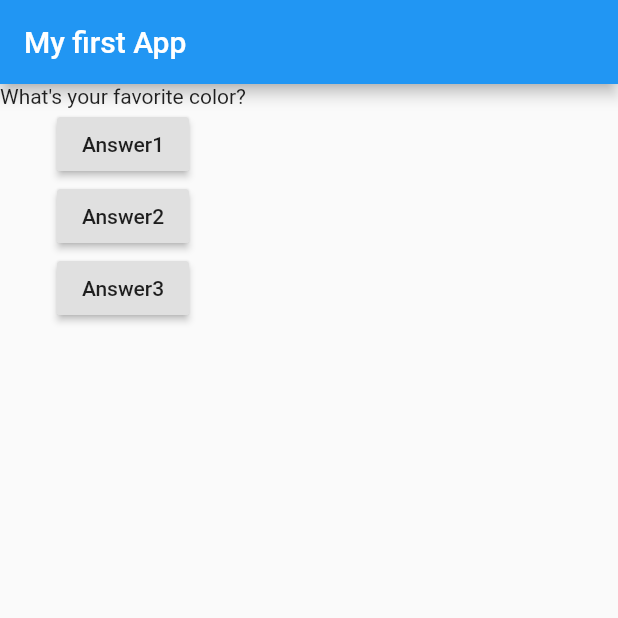
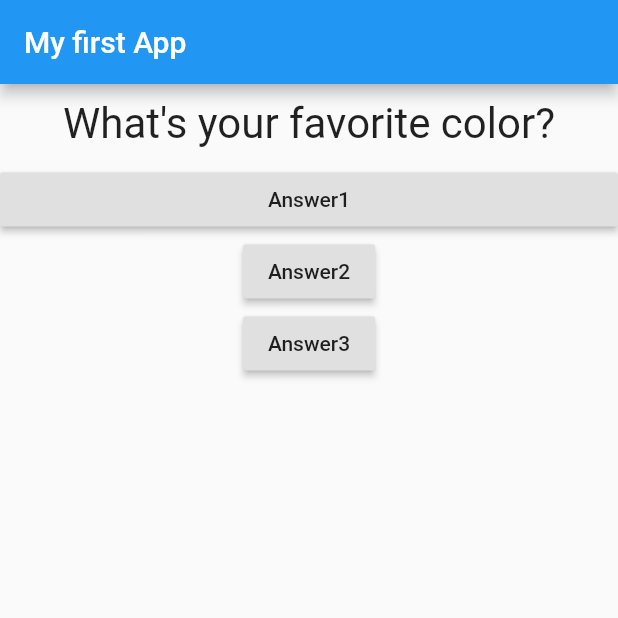
Before and after one commit to shreeji0312/learning_flutter, a Flutter app: the screen it shows after launch, on a phone screen of 412 x 824 dp, the top half of it. Run offline on Flutter 3.47's test engine with Material 2 defaults, Android fonts, the phone set to English and light mode, and no system bars.

Commit message:
noName
don't remember what i did

```diff
--- a/lib/main.dart
+++ b/lib/main.dart
@@ -1,4 +1,7 @@
 import 'package:flutter/material.dart';
+
+import './question.dart';
+import './answer.dart';
 
 void main() {
   runApp(MyApp());
@@ -37,11 +40,8 @@ class MyAppState extends State<MyApp> {
             title: Text('My first App'),
           ),
           body: Column(children: [
-            Text(questions[questionIndex]),
-            RaisedButton(
-              child: Text('Answer1'),
-              onPressed: answerQuestion,
-            ),
+            Question(questions[questionIndex]),
+            Answer(answerQuestion),
             RaisedButton(
               child: Text('Answer2'),
               onPressed: () {
```
